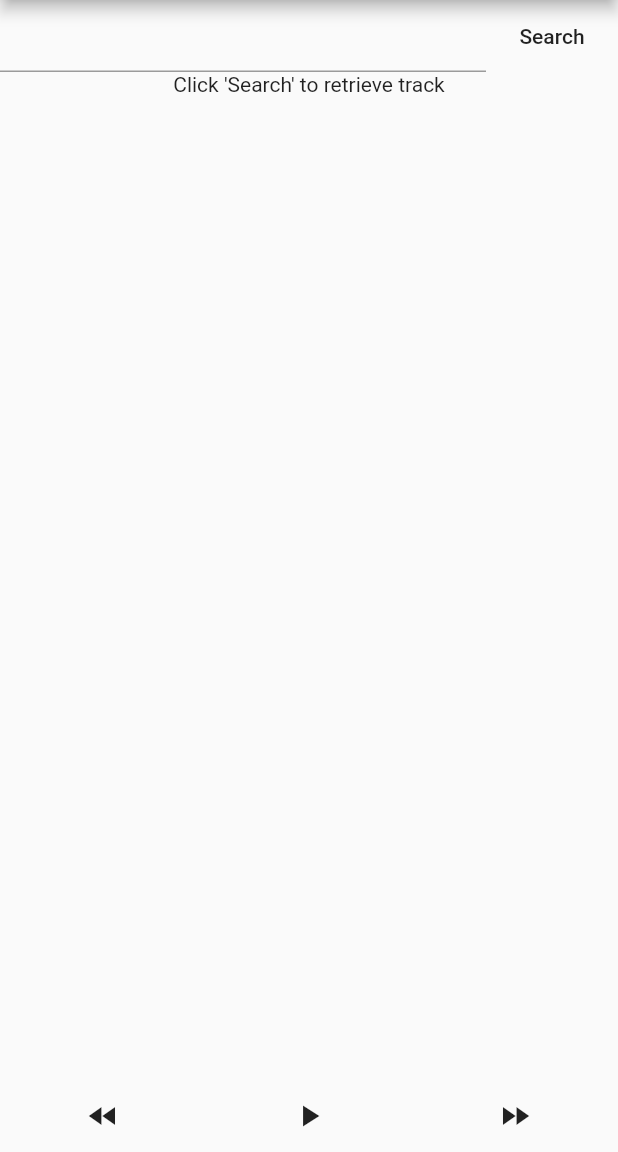
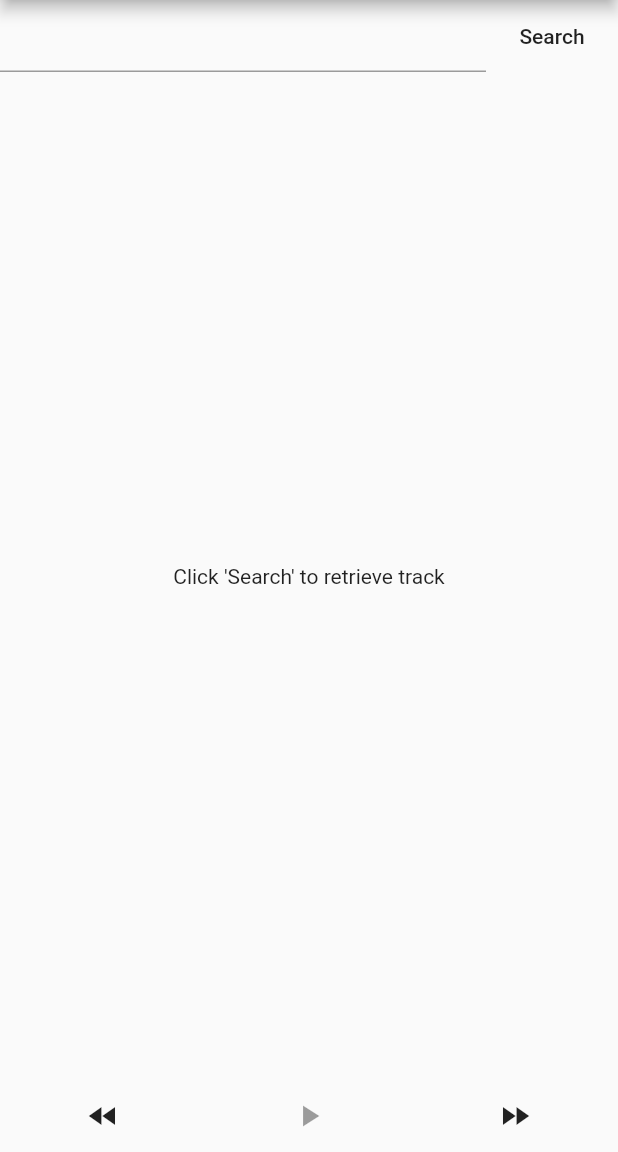
Before and after one commit to timoknapp/sound-on-fire, a Flutter app: the screen it shows after launch, after a tap on the "fast rewind" icon, on a phone screen of 412 x 824 dp, the part 84-1236 px from its top. Run offline on Flutter 3.47's test engine with Material 2 defaults, Android fonts, the phone set to English and light mode, and no system bars; missing offline and left inert: audioplayer, beautifulsoup.

Commit message:
[UPDATE] small refactor

```diff
--- a/lib/main.dart
+++ b/lib/main.dart
@@ -28,6 +28,7 @@ const MaterialColor color_sc = const MaterialColor(
 const String clientId = "xTQtEeWzObWW93u9EUTviDSu5Y7Ulk0R";
 const String appVersion = "1582892164";
 const String appLocale = "en";
+const String trackId = "645337329";
 
 class MyApp extends StatefulWidget {
   @override
@@ -50,7 +51,8 @@ class _MyAppState extends State<MyApp> {
 
   void search() async {
     // TODO: init of stream URL, will removed through search
-    String stream = await getStreamURL(clientId, "645337329");
+    String stream = await getStreamURL(clientId, trackId);
+    print("Setting Track-ID: $trackId with following Stream-URL: $stream");
     setState(() {
       streamURL = stream;
     });
@@ -72,6 +74,17 @@ class _MyAppState extends State<MyApp> {
         });
       }
     }
+  }
+
+  void previous() {
+    print("Previous");
+    setState(() {
+      streamURL = "";
+    });
+  }
+
+  void forward() {
+    print("Forward");
   }
 
   @override
@@ -101,12 +114,21 @@ class _MyAppState extends State<MyApp> {
                 searchCallback: search,
               ),
               Expanded(
-                child: Text(
-                  streamURL == "" ? text : 'Track has been loaded: press Play',
+                child: Column(
+                  mainAxisAlignment: MainAxisAlignment.center,
+                  children: <Widget>[
+                    Text(
+                      streamURL == ""
+                          ? text
+                          : 'Track has been loaded: press Play',
+                    ),
+                  ],
                 ),
               ),
               BottomBar(
-                playPause: playPause,
+                playPause: streamURL == "" ? null : playPause,
+                previous: previous,
+                forward: forward,
                 isPlaying: isPlaying,
               ),
             ],
@@ -148,9 +170,11 @@ class HeaderBar extends StatelessWidget {
 
 class BottomBar extends StatelessWidget {
   Function playPause;
+  Function previous;
+  Function forward;
   bool isPlaying;
 
-  BottomBar({this.playPause, this.isPlaying});
+  BottomBar({this.playPause, this.previous, this.forward, this.isPlaying});
 
   @override
   Widget build(BuildContext context) {
@@ -160,7 +184,7 @@ class BottomBar extends StatelessWidget {
         children: <Widget>[
           Expanded(
             child: FlatButton(
-              onPressed: () {},
+              onPressed: previous,
               child: Icon(Icons.fast_rewind),
             ),
           ),
@@ -172,7 +196,7 @@ class BottomBar extends StatelessWidget {
           ),
           Expanded(
             child: FlatButton(
-              onPressed: () {},
+              onPressed: forward,
               child: Icon(Icons.fast_forward),
             ),
           ),
```
